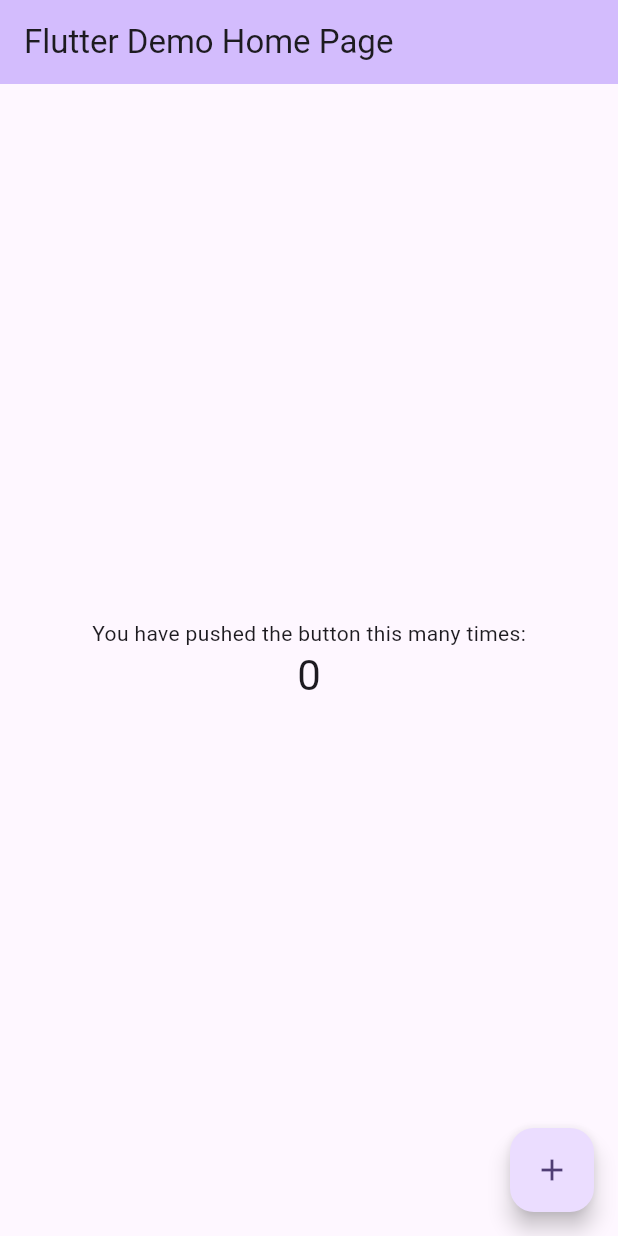
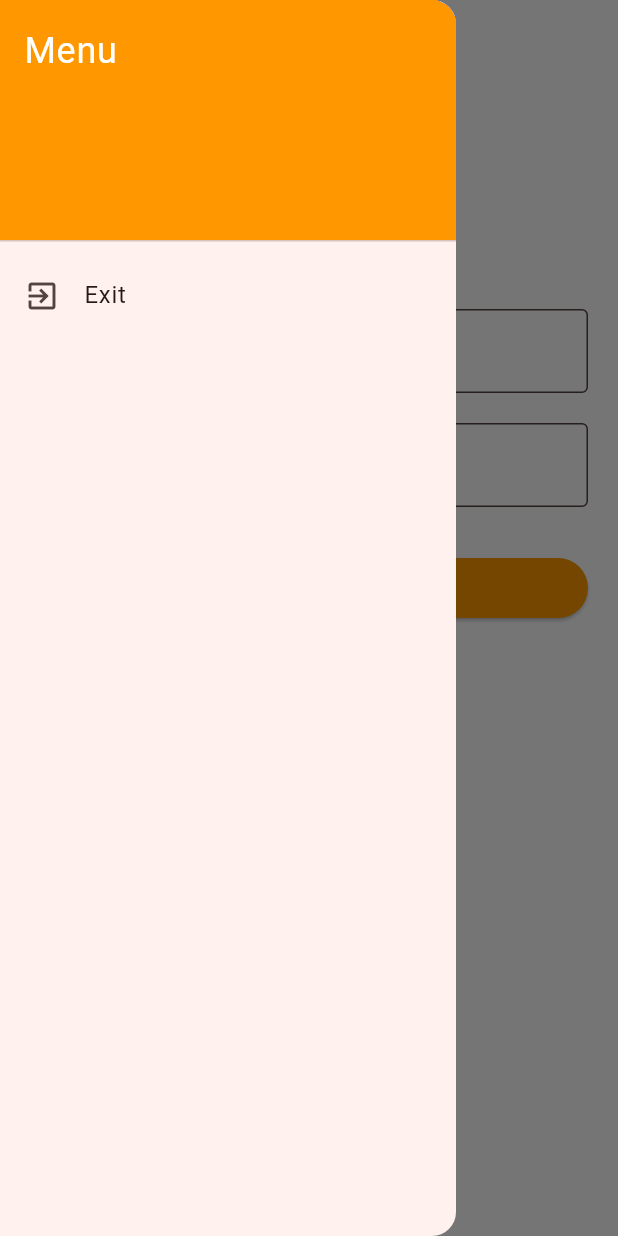
Before and after one commit to FlowStack-S/managewise-mobileapp, a Flutter app: the screen it shows after launch, with the side drawer open (before the commit the screen has no drawer), on a phone screen of 412 x 824 dp. Run offline on Flutter 3.47's test engine with Material 3 defaults, Android fonts, the phone set to English and light mode, and no system bars.

```diff
--- a/lib/main.dart
+++ b/lib/main.dart
@@ -1,125 +1,6 @@
 import 'package:flutter/material.dart';
+import 'presentation/app.dart';
 
 void main() {
-  runApp(const MyApp());
+  runApp(const ManageWiseApp());
 }
-
-class MyApp extends StatelessWidget {
-  const MyApp({super.key});
-
-  // This widget is the root of your application.
-  @override
-  Widget build(BuildContext context) {
-    return MaterialApp(
-      title: 'Flutter Demo',
-      theme: ThemeData(
-        // This is the theme of your application.
-        //
-        // TRY THIS: Try running your application with "flutter run". You'll see
-        // the application has a purple toolbar. Then, without quitting the app,
-        // try changing the seedColor in the colorScheme below to Colors.green
-        // and then invoke "hot reload" (save your changes or press the "hot
-        // reload" button in a Flutter-supported IDE, or press "r" if you used
-        // the command line to start the app).
-        //
-        // Notice that the counter didn't reset back to zero; the application
-        // state is not lost during the reload. To reset the state, use hot
-        // restart instead.
-        //
-        // This works for code too, not just values: Most code changes can be
-        // tested with just a hot reload.
-        colorScheme: ColorScheme.fromSeed(seedColor: Colors.deepPurple),
-        useMaterial3: true,
-      ),
-      home: const MyHomePage(title: 'Flutter Demo Home Page'),
-    );
-  }
-}
-
-class MyHomePage extends StatefulWidget {
-  const MyHomePage({super.key, required this.title});
-
-  // This widget is the home page of your application. It is stateful, meaning
-  // that it has a State object (defined below) that contains fields that affect
-  // how it looks.
-
-  // This class is the configuration for the state. It holds the values (in this
-  // case the title) provided by the parent (in this case the App widget) and
-  // used by the build method of the State. Fields in a Widget subclass are
-  // always marked "final".
-
-  final String title;
-
-  @override
-  State<MyHomePage> createState() => _MyHomePageState();
-}
-
-class _MyHomePageState extends State<MyHomePage> {
-  int _counter = 0;
-
-  void _incrementCounter() {
-    setState(() {
-      // This call to setState tells the Flutter framework that something has
-      // changed in this State, which causes it to rerun the build method below
-      // so that the display can reflect the updated values. If we changed
-      // _counter without calling setState(), then the build method would not be
-      // called again, and so nothing would appear to happen.
-      _counter++;
-    });
-  }
-
-  @override
-  Widget build(BuildContext context) {
-    // This method is rerun every time setState is called, for instance as done
-    // by the _incrementCounter method above.
-    //
-    // The Flutter framework has been optimized to make rerunning build methods
-    // fast, so that you can just rebuild anything that needs updating rather
-    // than having to individually change instances of widgets.
-    return Scaffold(
-      appBar: AppBar(
-        // TRY THIS: Try changing the color here to a specific color (to
-        // Colors.amber, perhaps?) and trigger a hot reload to see the AppBar
-        // change color while the other colors stay the same.
-        backgroundColor: Theme.of(context).colorScheme.inversePrimary,
-        // Here we take the value from the MyHomePage object that was created by
-        // the App.build method, and use it to set our appbar title.
-        title: Text(widget.title),
-      ),
-      body: Center(
-        // Center is a layout widget. It takes a single child and positions it
-        // in the middle of the parent.
-        child: Column(
-          // Column is also a layout widget. It takes a list of children and
-          // arranges them vertically. By default, it sizes itself to fit its
-          // children horizontally, and tries to be as tall as its parent.
-          //
-          // Column has various properties to control how it sizes itself and
-          // how it positions its children. Here we use mainAxisAlignment to
-          // center the children vertically; the main axis here is the vertical
-          // axis because Columns are vertical (the cross axis would be
-          // horizontal).
-          //
-          // TRY THIS: Invoke "debug painting" (choose the "Toggle Debug Paint"
-          // action in the IDE, or press "p" in the console), to see the
-          // wireframe for each widget.
-          mainAxisAlignment: MainAxisAlignment.center,
-          children: <Widget>[
-            const Text(
-              'You have pushed the button this many times:',
-            ),
-            Text(
-              '$_counter',
-              style: Theme.of(context).textTheme.headlineMedium,
-            ),
-          ],
-        ),
-      ),
-      floatingActionButton: FloatingActionButton(
-        onPressed: _incrementCounter,
-        tooltip: 'Increment',
-        child: const Icon(Icons.add),
-      ), // This trailing comma makes auto-formatting nicer for build methods.
-    );
-  }
-}
--- /dev/null
+++ b/lib/presentation/app.dart
@@ -0,0 +1,27 @@
+import 'package:flutter/material.dart';
+import 'auth/login_page.dart';
+
+class ManageWiseApp extends StatelessWidget {
+  const ManageWiseApp({super.key});
+
+  @override
+  Widget build(BuildContext context) {
+    return MaterialApp(
+      title: 'ManageWise',
+      debugShowCheckedModeBanner: false,
+      theme: ThemeData(
+        scaffoldBackgroundColor: Colors.white,
+        colorScheme: ColorScheme.fromSeed(seedColor: Colors.deepOrange),
+        useMaterial3: true,
+        inputDecorationTheme: const InputDecorationTheme(
+          filled: true,
+          fillColor: Colors.white, // inputs también blancos (ya combina)
+          border: OutlineInputBorder(),
+          hintStyle: TextStyle(color: Colors.black54),
+          labelStyle: TextStyle(color: Colors.black),
+        ),
+      ),
+      home: const LoginPage(),
+    );
+  }
+}
--- /dev/null
+++ b/lib/presentation/auth/login_page.dart
@@ -0,0 +1,66 @@
+import 'package:flutter/material.dart';
+import '../common/app_drawer.dart';
+import 'register_page.dart';
+
+class LoginPage extends StatelessWidget {
+  const LoginPage({super.key});
+
+  @override
+  Widget build(BuildContext context) {
+    final emailController = TextEditingController();
+    final passwordController = TextEditingController();
+
+    return Scaffold(
+      drawer: const AppDrawer(),
+      appBar: AppBar(
+        title: const Text('Sign In'),
+        backgroundColor: Colors.white,
+      ),
+      body: Padding(
+        padding: const EdgeInsets.all(20.0),
+        child: ListView(
+          children: [
+            Image.asset('assets/logo.png', height: 100),
+            const SizedBox(height: 30),
+            TextField(
+              controller: emailController,
+              decoration: const InputDecoration(labelText: 'Email'),
+            ),
+            const SizedBox(height: 20),
+            TextField(
+              controller: passwordController,
+              obscureText: true,
+              decoration: const InputDecoration(labelText: 'Password'),
+            ),
+            const SizedBox(height: 30),
+            ElevatedButton(
+              onPressed: () {
+                // Aquí luego se agregará la lógica de validación
+              },
+              style: ElevatedButton.styleFrom(
+                backgroundColor: Colors.orange,
+              ),
+              child: const Text('Sign In'),
+            ),
+            const SizedBox(height: 10),
+            TextButton(
+              onPressed: () {
+                Navigator.push(
+                  context,
+                  MaterialPageRoute(builder: (_) => const RegisterPage()),
+                );
+              },
+              child: const Text('Create Account'),
+            ),
+            TextButton(
+              onPressed: () {
+                // Aquí luego agregamos "Forgot Password" logic
+              },
+              child: const Text('Forgot Password?'),
+            ),
+          ],
+        ),
+      ),
+    );
+  }
+}
--- /dev/null
+++ b/lib/presentation/common/app_drawer.dart
@@ -0,0 +1,29 @@
+import 'package:flutter/material.dart';
+import 'package:flutter/services.dart';
+
+class AppDrawer extends StatelessWidget {
+  const AppDrawer({super.key});
+
+  @override
+  Widget build(BuildContext context) {
+    return Drawer(
+      child: ListView(
+        children: [
+          const DrawerHeader(
+            decoration: BoxDecoration(
+              color: Colors.orange,
+            ),
+            child: Text('Menu', style: TextStyle(fontSize: 24, color: Colors.white)),
+          ),
+          ListTile(
+            leading: const Icon(Icons.exit_to_app),
+            title: const Text('Exit'),
+            onTap: () {
+              SystemNavigator.pop();
+            },
+          ),
+        ],
+      ),
+    );
+  }
+}
--- a/pubspec.yaml
+++ b/pubspec.yaml
@@ -52,6 +52,8 @@ dev_dependencies:
 
 # The following section is specific to Flutter packages.
 flutter:
+  assets:
+    - assets/logo.png
 
   # The following line ensures that the Material Icons font is
   # included with your application, so that you can use the icons in
```
Also changed, not shown: lib/presentation/auth/register_page.dart (added, +71 -0 lines), assets/logo.png (added), lib/application/auth/auth_controller.dart (added), lib/domain/auth/user.dart (added).
